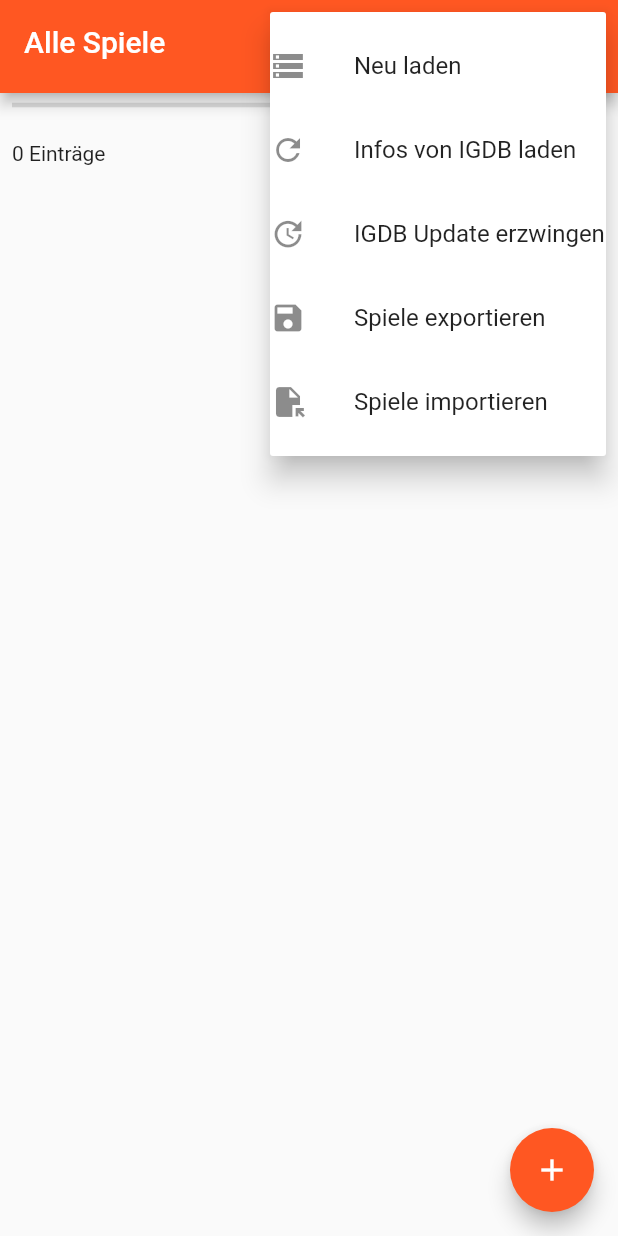
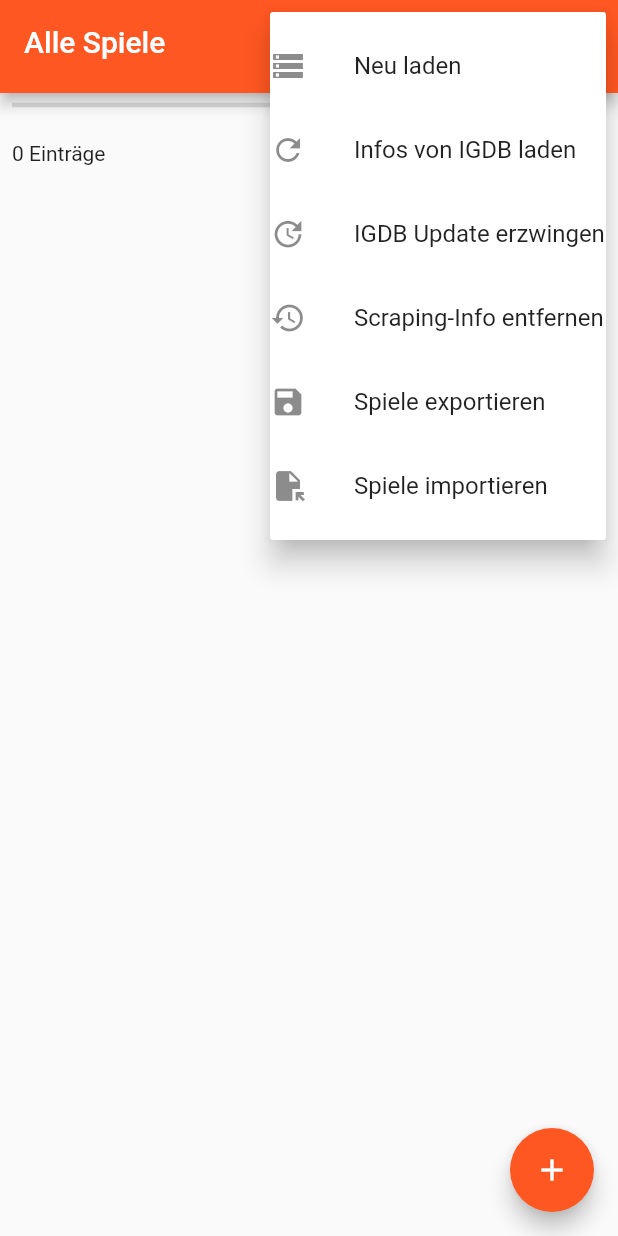
Before and after one commit to PhiliGuertler/pile-of-shame, a Flutter app: the screen it shows after launch, after a tap on the "more vert" icon, on a phone screen of 412 x 824 dp. Run offline on Flutter 3.47's test engine with Material 2 defaults, Android fonts, the phone set to English and light mode, and no system bars; our stand-ins replace cached_network_image, dropdown_button2, file_picker, share_plus.

Commit message:
added an option to remove scraped info

```diff
--- a/pile_of_shame/lib/src/screens/games.dart
+++ b/pile_of_shame/lib/src/screens/games.dart
@@ -436,10 +436,29 @@ class _GameScreenState extends State<GameScreen> {
                           });
                         });
                       },
-                      value: 1,
+                      value: 2,
                       child: const ListTile(
                         leading: Icon(Icons.update),
                         title: Text('IGDB Update erzwingen'),
+                      ),
+                    ),
+                    PopupMenuItem(
+                      padding: EdgeInsets.zero,
+                      onTap: () async {
+                        _games.forEach((element) {
+                          element.coverImage = null;
+                          element.externalGameId = null;
+                          element.backgroundImage = null;
+                          element.onlineScore = null;
+                          element.releaseDate = null;
+                        });
+                        await Storage().writeGames(_games);
+                        refresh();
+                      },
+                      value: 3,
+                      child: const ListTile(
+                        leading: Icon(Icons.restore),
+                        title: Text('Scraping-Info entfernen'),
                       ),
                     ),
                     PopupMenuItem(
```
